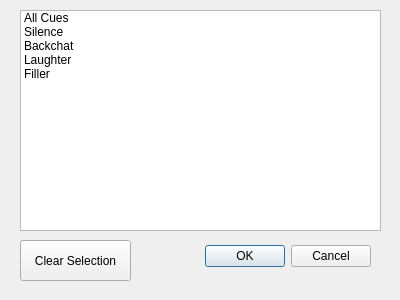
First picture: the form in conversationalbrowser/ui/dialog_cue.ui, repository euronite/ConversationalBrowser, before the edit.
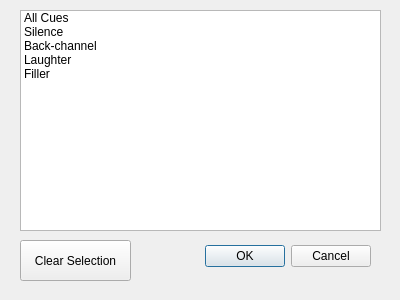
Second picture: the form after the edit.

Commit message: typo for back-channel

Diff of the .ui file:
```diff
--- a/conversationalbrowser/ui/dialog_cue.ui
+++ b/conversationalbrowser/ui/dialog_cue.ui
@@ -56,7 +56,7 @@
    </item>
    <item>
     <property name="text">
-     <string>Backchat</string>
+     <string>Back-channel</string>
     </property>
    </item>
    <item>
```
The commit also changes 3 other files.
